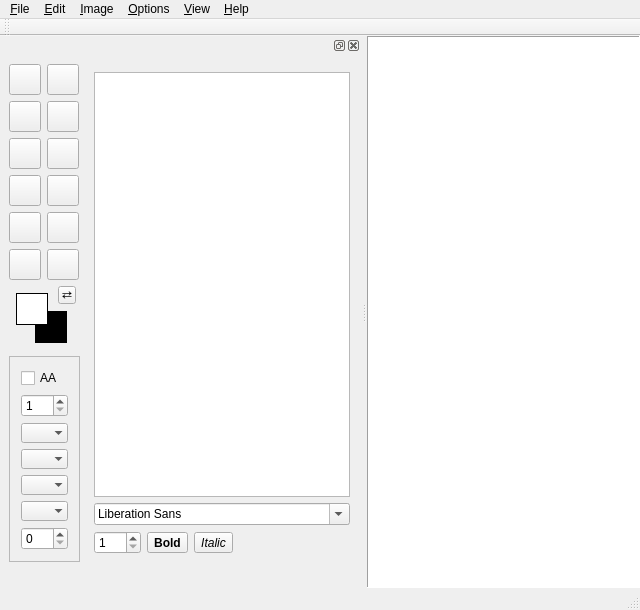
Qt form src/mainwindow.ui (classicimageviewer/ClassicImageViewer) before a commit.
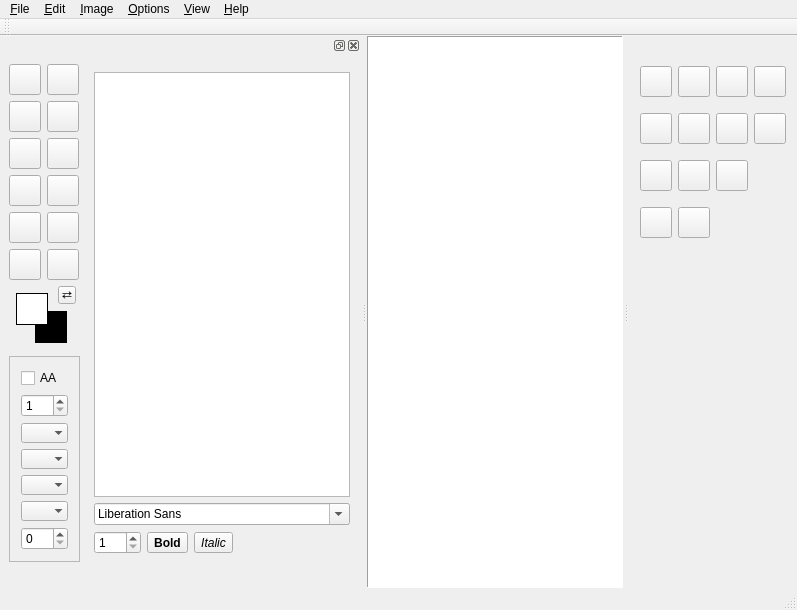
The same form after that commit. Icons and pictures are not drawn. Custom widgets are drawn as their Qt base class.

Commit message: MainWindow: quick edit side panel

What changed in the file:
```diff
--- a/src/mainwindow.ui
+++ b/src/mainwindow.ui
@@ -6,7 +6,7 @@
    <rect>
     <x>0</x>
     <y>0</y>
-    <width>640</width>
+    <width>789</width>
     <height>610</height>
    </rect>
   </property>
@@ -57,7 +57,7 @@
     <rect>
      <x>0</x>
      <y>0</y>
-     <width>640</width>
+     <width>789</width>
      <height>21</height>
     </rect>
    </property>
@@ -1087,6 +1087,251 @@
     </layout>
    </widget>
   </widget>
+  <widget class="QDockWidget" name="dockWidgetQuick">
+   <property name="features">
+    <set>QDockWidget::NoDockWidgetFeatures</set>
+   </property>
+   <property name="allowedAreas">
+    <set>Qt::RightDockWidgetArea</set>
+   </property>
+   <attribute name="dockWidgetArea">
+    <number>2</number>
+   </attribute>
+   <widget class="QWidget" name="dockWidgetContents_2">
+    <layout class="QGridLayout" name="gridLayout_3">
+     <item row="7" column="0">
+      <spacer name="verticalSpacer_2">
+       <property name="orientation">
+        <enum>Qt::Vertical</enum>
+       </property>
+       <property name="sizeHint" stdset="0">
+        <size>
+         <width>20</width>
+         <height>40</height>
+        </size>
+       </property>
+      </spacer>
+     </item>
+     <item row="2" column="1">
+      <widget class="QToolButton" name="toolButtonQuickRotateRight">
+       <property name="text">
+        <string notr="true"/>
+       </property>
+       <property name="iconSize">
+        <size>
+         <width>24</width>
+         <height>24</height>
+        </size>
+       </property>
+      </widget>
+     </item>
+     <item row="2" column="2">
+      <widget class="QToolButton" name="toolButtonQuickMirrorHorizontal">
+       <property name="text">
+        <string notr="true"/>
+       </property>
+       <property name="iconSize">
+        <size>
+         <width>24</width>
+         <height>24</height>
+        </size>
+       </property>
+      </widget>
+     </item>
+     <item row="4" column="0">
+      <widget class="QToolButton" name="toolButtonQuickColorAdjust">
+       <property name="text">
+        <string notr="true"/>
+       </property>
+       <property name="iconSize">
+        <size>
+         <width>24</width>
+         <height>24</height>
+        </size>
+       </property>
+      </widget>
+     </item>
+     <item row="0" column="0">
+      <widget class="QToolButton" name="toolButtonQuickSave">
+       <property name="text">
+        <string notr="true"/>
+       </property>
+       <property name="iconSize">
+        <size>
+         <width>24</width>
+         <height>24</height>
+        </size>
+       </property>
+      </widget>
+     </item>
+     <item row="0" column="3">
+      <widget class="QToolButton" name="toolButtonQuickRedo">
+       <property name="text">
+        <string notr="true"/>
+       </property>
+       <property name="iconSize">
+        <size>
+         <width>24</width>
+         <height>24</height>
+        </size>
+       </property>
+      </widget>
+     </item>
+     <item row="1" column="0">
+      <spacer name="verticalSpacer_3">
+       <property name="orientation">
+        <enum>Qt::Vertical</enum>
+       </property>
+       <property name="sizeType">
+        <enum>QSizePolicy::Fixed</enum>
+       </property>
+       <property name="sizeHint" stdset="0">
+        <size>
+         <width>20</width>
+         <height>10</height>
+        </size>
+       </property>
+      </spacer>
+     </item>
+     <item row="2" column="0">
+      <widget class="QToolButton" name="toolButtonQuickRotateLeft">
+       <property name="text">
+        <string notr="true"/>
+       </property>
+       <property name="iconSize">
+        <size>
+         <width>24</width>
+         <height>24</height>
+        </size>
+       </property>
+      </widget>
+     </item>
+     <item row="4" column="1">
+      <widget class="QToolButton" name="toolButtonQuickSharpen">
+       <property name="text">
+        <string notr="true"/>
+       </property>
+       <property name="iconSize">
+        <size>
+         <width>24</width>
+         <height>24</height>
+        </size>
+       </property>
+      </widget>
+     </item>
+     <item row="0" column="2">
+      <widget class="QToolButton" name="toolButtonQuickUndo">
+       <property name="text">
+        <string notr="true"/>
+       </property>
+       <property name="iconSize">
+        <size>
+         <width>24</width>
+         <height>24</height>
+        </size>
+       </property>
+      </widget>
+     </item>
+     <item row="3" column="0">
+      <spacer name="verticalSpacer_4">
+       <property name="orientation">
+        <enum>Qt::Vertical</enum>
+       </property>
+       <property name="sizeType">
+        <enum>QSizePolicy::Fixed</enum>
+       </property>
+       <property name="sizeHint" stdset="0">
+        <size>
+         <width>20</width>
+         <height>10</height>
+        </size>
+       </property>
+      </spacer>
+     </item>
+     <item row="4" column="2">
+      <widget class="QToolButton" name="toolButtonQuickGrayscale">
+       <property name="text">
+        <string notr="true"/>
+       </property>
+       <property name="iconSize">
+        <size>
+         <width>24</width>
+         <height>24</height>
+        </size>
+       </property>
+      </widget>
+     </item>
+     <item row="2" column="3">
+      <widget class="QToolButton" name="toolButtonQuickMirrorVertical">
+       <property name="text">
+        <string notr="true"/>
+       </property>
+       <property name="iconSize">
+        <size>
+         <width>24</width>
+         <height>24</height>
+        </size>
+       </property>
+      </widget>
+     </item>
+     <item row="0" column="1">
+      <widget class="QToolButton" name="toolButtonQuickSaveAs">
+       <property name="text">
+        <string notr="true"/>
+       </property>
+       <property name="iconSize">
+        <size>
+         <width>24</width>
+         <height>24</height>
+        </size>
+       </property>
+      </widget>
+     </item>
+     <item row="6" column="0">
+      <widget class="QToolButton" name="toolButtonQuickResize">
+       <property name="text">
+        <string notr="true"/>
+       </property>
+       <property name="iconSize">
+        <size>
+         <width>24</width>
+         <height>24</height>
+        </size>
+       </property>
+      </widget>
+     </item>
+     <item row="5" column="0">
+      <spacer name="verticalSpacer_5">
+       <property name="orientation">
+        <enum>Qt::Vertical</enum>
+       </property>
+       <property name="sizeType">
+        <enum>QSizePolicy::Fixed</enum>
+       </property>
+       <property name="sizeHint" stdset="0">
+        <size>
+         <width>20</width>
+         <height>10</height>
+        </size>
+       </property>
+      </spacer>
+     </item>
+     <item row="6" column="1">
+      <widget class="QToolButton" name="toolButtonQuickCrop">
+       <property name="text">
+        <string notr="true"/>
+       </property>
+       <property name="iconSize">
+        <size>
+         <width>24</width>
+         <height>24</height>
+        </size>
+       </property>
+      </widget>
+     </item>
+    </layout>
+   </widget>
+  </widget>
  </widget>
  <layoutdefault spacing="6" margin="11"/>
  <customwidgets>
```
Left out of the diff: 2 changed lines with no effect on the pictures. The commit also changes 5 other files.
